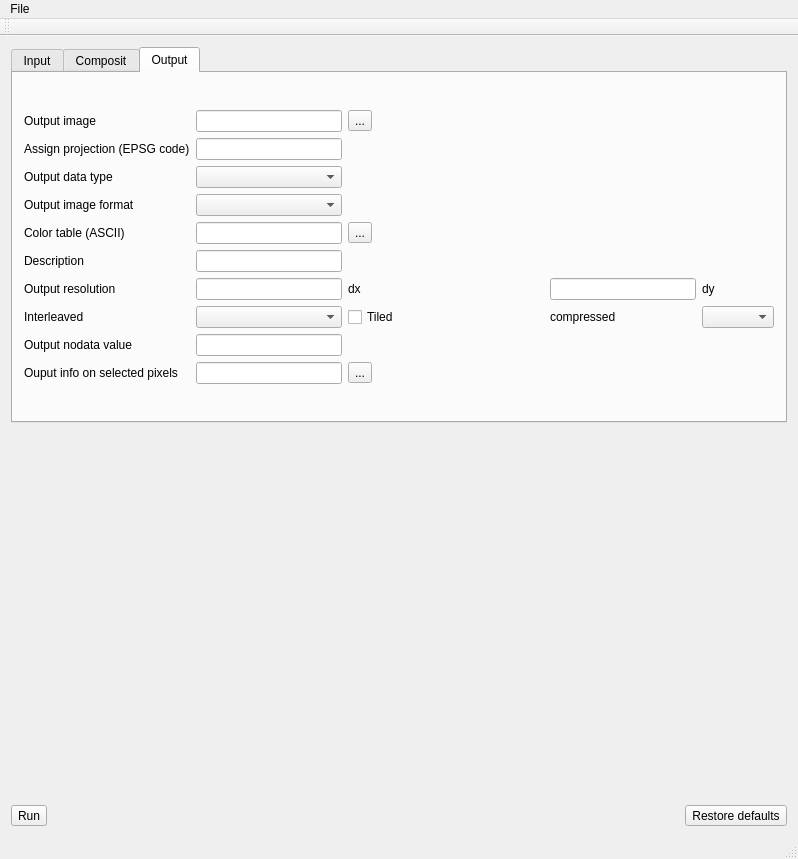
First picture: the form in qt/pkcomposite_gui/mainwindow.ui, repository gitGNU/gnu_pktools, before the edit.
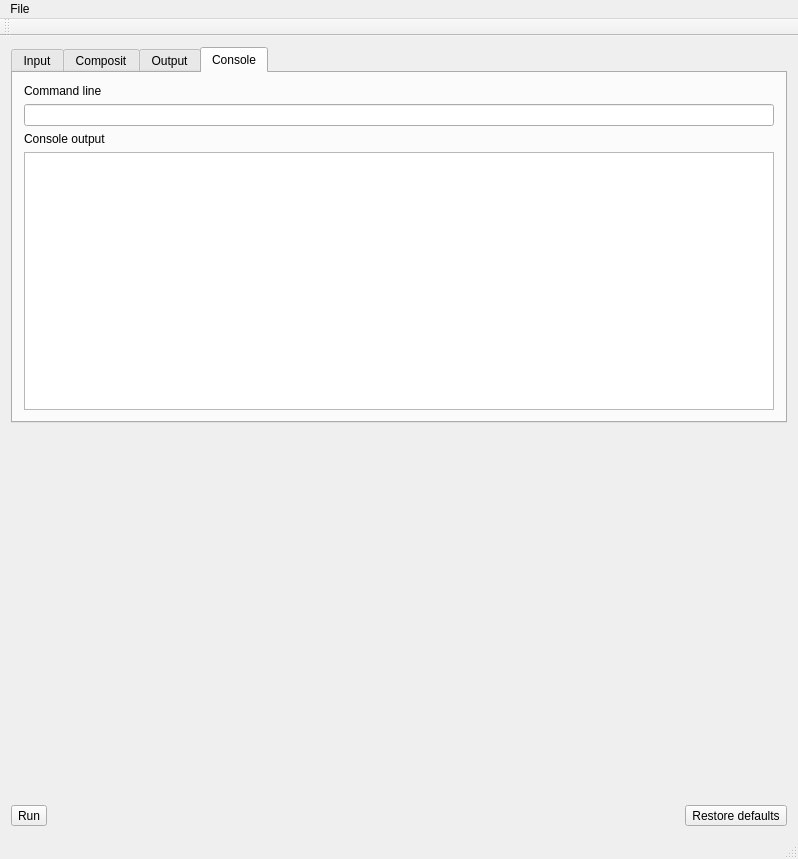
Second picture: the form after the edit. The open tabs and pages were chosen to show the change.

Diff of the .ui file:
```diff
--- a/qt/pkcomposite_gui/mainwindow.ui
+++ b/qt/pkcomposite_gui/mainwindow.ui
@@ -410,6 +410,37 @@
         </item>
        </layout>
       </widget>
+      <widget class="QWidget" name="tab_4">
+       <attribute name="title">
+        <string>Console</string>
+       </attribute>
+       <layout class="QVBoxLayout" name="verticalLayout_5">
+        <item>
+         <layout class="QVBoxLayout" name="verticalLayout_4">
+          <item>
+           <widget class="QLabel" name="label_24">
+            <property name="text">
+             <string>Command line</string>
+            </property>
+           </widget>
+          </item>
+          <item>
+           <widget class="QLineEdit" name="commandLineEdit"/>
+          </item>
+          <item>
+           <widget class="QLabel" name="label_25">
+            <property name="text">
+             <string>Console output</string>
+            </property>
+           </widget>
+          </item>
+          <item>
+           <widget class="QPlainTextEdit" name="consoleEdit"/>
+          </item>
+         </layout>
+        </item>
+       </layout>
+      </widget>
      </widget>
     </item>
     <item>
```
Left out of the diff: 10 changed lines with no effect on the pictures.
